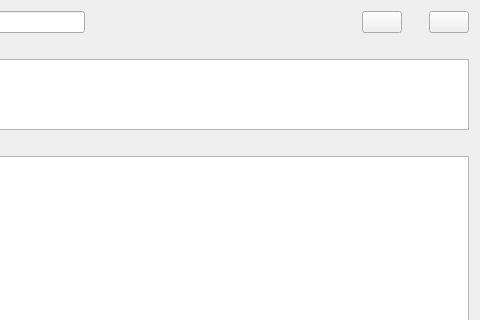
BackupTheBerlios/first4-svn, file trunk/ui/templateeditfrm.ui: the form before one commit; both pictures show x 239 to 719 and y 0 to 320 of the 719 by 764 pixel window.
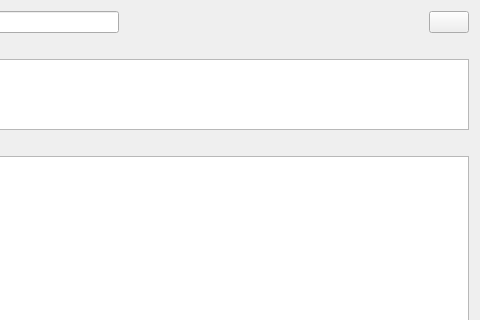
The form after the commit. Icons and pictures are not drawn.

Patch:
```diff
--- a/trunk/ui/templateeditfrm.ui
+++ b/trunk/ui/templateeditfrm.ui
@@ -48,38 +48,6 @@
        </property>
       </spacer>
      </item>
-     <item>
-      <widget class="QPushButton" name="pushButton_2" >
-       <property name="toolTip" >
-        <string>&lt;html>&lt;head>&lt;meta name="qrichtext" content="1" />&lt;style type="text/css">
-p, li { white-space: pre-wrap; }
-&lt;/style>&lt;/head>&lt;body style=" font-family:'Sans Serif'; font-size:9pt; font-weight:400; font-style:normal;">
-&lt;p style=" margin-top:0px; margin-bottom:0px; margin-left:0px; margin-right:0px; -qt-block-indent:0; text-indent:0px;">Preview&lt;/p>&lt;/body>&lt;/html></string>
-       </property>
-       <property name="text" >
-        <string/>
-       </property>
-       <property name="icon" >
-        <iconset resource="../resources/images/first4.qrc" >:/wordprocessing32x32.png</iconset>
-       </property>
-      </widget>
-     </item>
-     <item>
-      <spacer>
-       <property name="orientation" >
-        <enum>Qt::Horizontal</enum>
-       </property>
-       <property name="sizeType" >
-        <enum>QSizePolicy::Fixed</enum>
-       </property>
-       <property name="sizeHint" >
-        <size>
-         <width>21</width>
-         <height>20</height>
-        </size>
-       </property>
-      </spacer>
-     </item>
      <item>
       <widget class="QPushButton" name="btnimport" >
        <property name="toolTip" >
```
Left out of the diff: 12 changed lines with no effect on the pictures.
